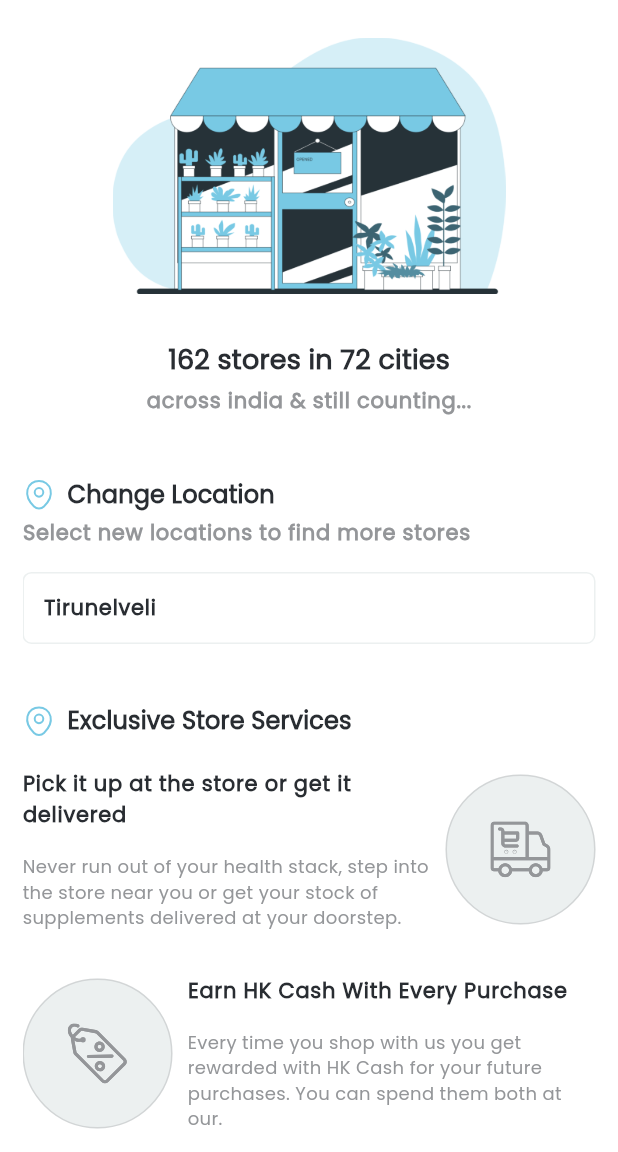
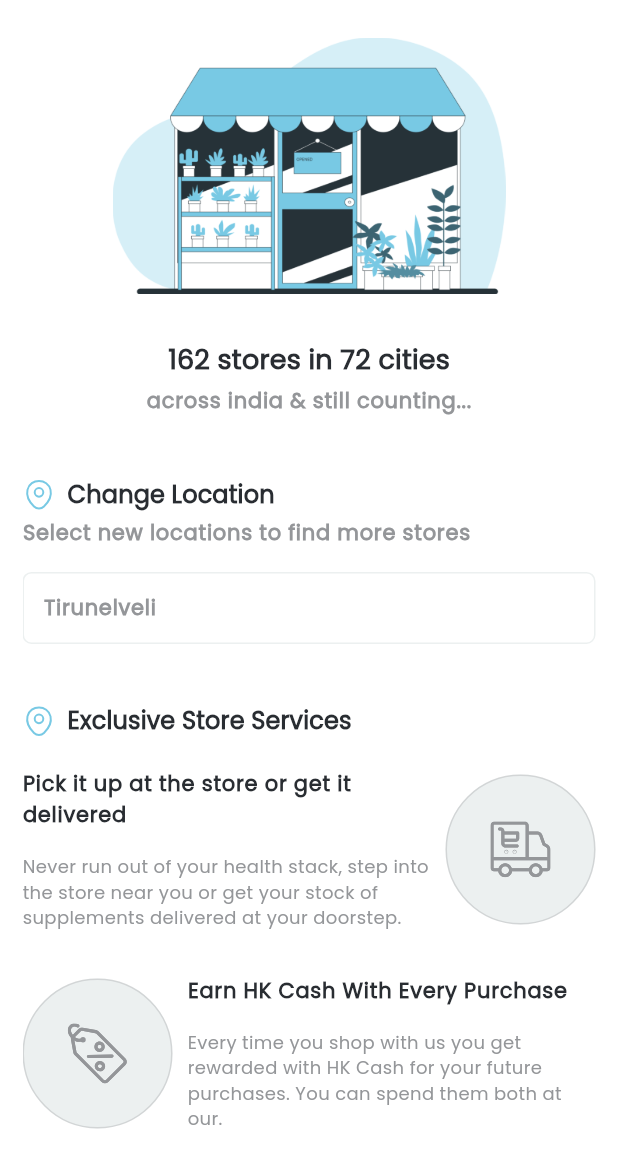
Before and after one commit to adnanflutterdev/ciyone_nutrimix, a Flutter app: the StoreLocatorScreen screen opened directly, on a phone screen of 412 x 824 dp, the part 84-1236 px from its top. Run offline on Flutter 3.47's test engine with Material 3 defaults, Android fonts, the phone set to English and light mode, and no system bars; our stand-ins replace cached_network_image, cloud_firestore, dotted_border, dotted_line, firebase_auth, firebase_core and 5 more; missing offline and left inert: razorpay_flutter; accounts and stored records are empty; network calls fail.

Commit message:
Fixed all Bugs from the bug report

```diff
--- a/lib/views/cart/build_address.dart
+++ b/lib/views/cart/build_address.dart
@@ -108,7 +108,7 @@ class BuildAddress extends ConsumerWidget {
                         borderRadius: BorderRadius.circular(4),
                       ),
                       child: Text(
-                        myAddress.addressType,
+                        myAddress.addressType.split(' ').first,
                         style: context.bodyMedium,
                       ),
                     ),
--- a/lib/views/home/tabs/profile_tab/views/order/order_details.dart
+++ b/lib/views/home/tabs/profile_tab/views/order/order_details.dart
@@ -4,6 +4,7 @@ import 'package:ciyone_nutrimix/core/constants/app_icons.dart';
 import 'package:ciyone_nutrimix/core/utils/app_navigator.dart';
 import 'package:ciyone_nutrimix/core/utils/sized_box_extension.dart';
 import 'package:ciyone_nutrimix/core/utils/theme_extension.dart';
+import 'package:ciyone_nutrimix/models/address_model.dart';
 import 'package:ciyone_nutrimix/models/cart_model.dart';
 import 'package:ciyone_nutrimix/models/product_model.dart';
 import 'package:ciyone_nutrimix/models/order_model.dart';
@@ -67,6 +68,7 @@ class OrderDetails extends StatelessWidget {
               data: (orders) {
                 OrderModel order = orders[orderIndex];
                 OrderStatus orderStatus = order.orderStatus;
+                AddressModel address = order.address;
                 int stepperIndex = 0;
                 if (orderStatus.delivered) {
                   stepperIndex = 3;
@@ -296,11 +298,11 @@ class OrderDetails extends StatelessWidget {
                               ],
                             ),
                             10.h,
-                            const CustomTextField(
+                            CustomTextField(
                               readOnly: true,
                               maxLines: 3,
                               hintText:
-                                  'Ground floor, Teepeyem Enclave, Kaloor - Kadavanthara Rd, opp. Gokul Oottupura, Kochi, Kerala 682020',
+                                  '${address.address}, ${address.city}, ${address.state} ${address.pincode}',
                             ),
                             45.h,
                             if (!orderStatus.cancelled)
--- a/lib/views/home/tabs/profile_tab/views/store_locator_screen.dart
+++ b/lib/views/home/tabs/profile_tab/views/store_locator_screen.dart
@@ -95,7 +95,7 @@ class StoreLocatorScreen extends StatelessWidget {
             15.h,
             CustomTextField(
               hintText: 'Tirunelveli',
-              hintStyle: context.bodyLarge,
+              hintStyle: context.bodyLarge?.copyWith(color: AppColors.secondaryTextColor),
             ),
             40.h,
             Row(
--- a/lib/views/product/product_detail_screen.dart
+++ b/lib/views/product/product_detail_screen.dart
@@ -214,7 +214,7 @@ class _ProductDetailScreenState extends State<ProductDetailScreen> {
                 fontWeight: FontWeight.w500,
               ),
             ),
-            const Spacer(flex: 4),
+            20.w,
             Text(
               '${product.pricing.discountPercentage}% off',
               style: context.bodySmall?.copyWith(
@@ -222,7 +222,6 @@ class _ProductDetailScreenState extends State<ProductDetailScreen> {
                 fontWeight: FontWeight.w600,
               ),
             ),
-            const Spacer(),
           ],
         ),
         Text('Inclusive all taxes', style: context.bodySmall),
--- a/lib/views/purchase/views/review.dart
+++ b/lib/views/purchase/views/review.dart
@@ -81,7 +81,7 @@ class Review extends StatelessWidget {
                 ),
                 const Spacer(),
                 Text(
-                  '₹${value * (product.pricing.price)}',
+                  '₹${value * (product.pricing.mrp)}',
                   style: context.bodyMedium?.copyWith(
                     fontWeight: FontWeight.normal,
                   ),
```
